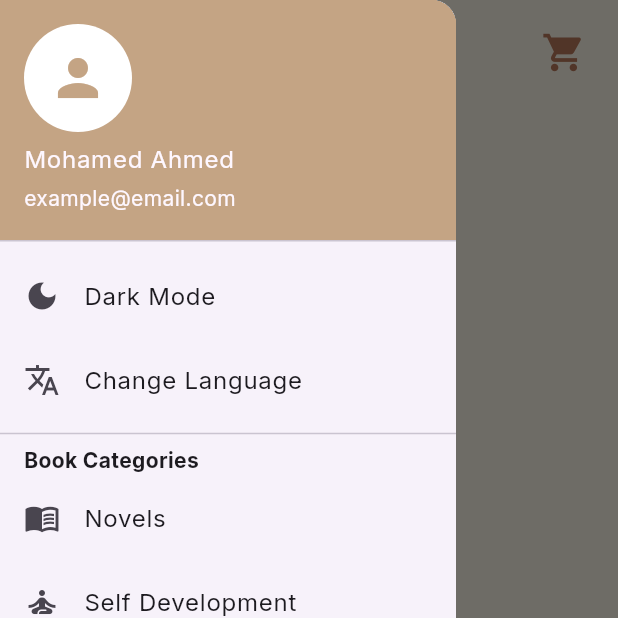
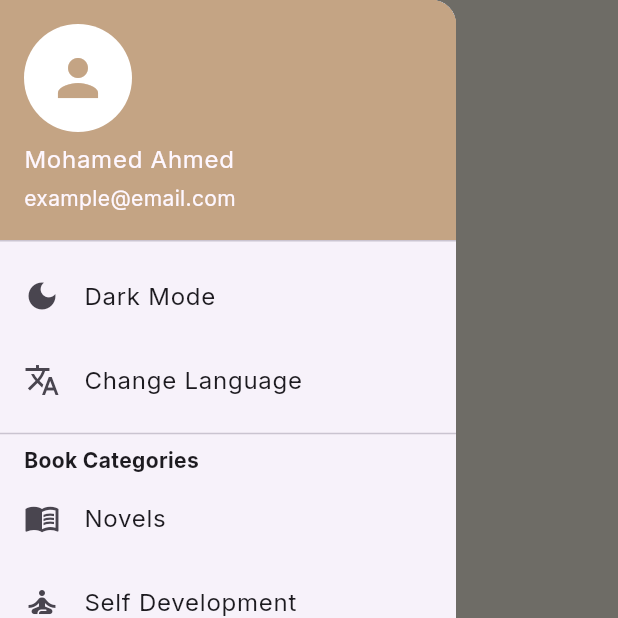
Before and after one commit to Cokawhere/graduation-project-BOOKSi, a Flutter app: the ShopView screen opened directly, item 2 of the bottom bar chosen, with the side drawer open, on a phone screen of 412 x 824 dp, the top half of it. Run offline on Flutter 3.47's test engine with Material 3 defaults, Android fonts, the phone set to English and light mode, and no system bars; our stand-ins replace cloud_firestore, firebase_auth, firebase_core, flutter_svg, get, google_sign_in; missing offline and left inert: flutter_facebook_auth; accounts and stored records are empty; project files that could hold a hidden picture were left out.

Commit message:
shopview

```diff
--- a/lib/features/shop/views/shopview.dart
+++ b/lib/features/shop/views/shopview.dart
@@ -49,16 +49,6 @@ class ShopView extends StatelessWidget {
                     fontSize: 30,
                   ),
                 ),
-                actions: [
-                  IconButton(
-                    icon: const Icon(
-                      Icons.shopping_cart,
-                      color: AppColors.brown,
-                      size: 30,
-                    ),
-                    onPressed: () {},
-                  ),
-                ],
               ),
             ),
           ),
```
